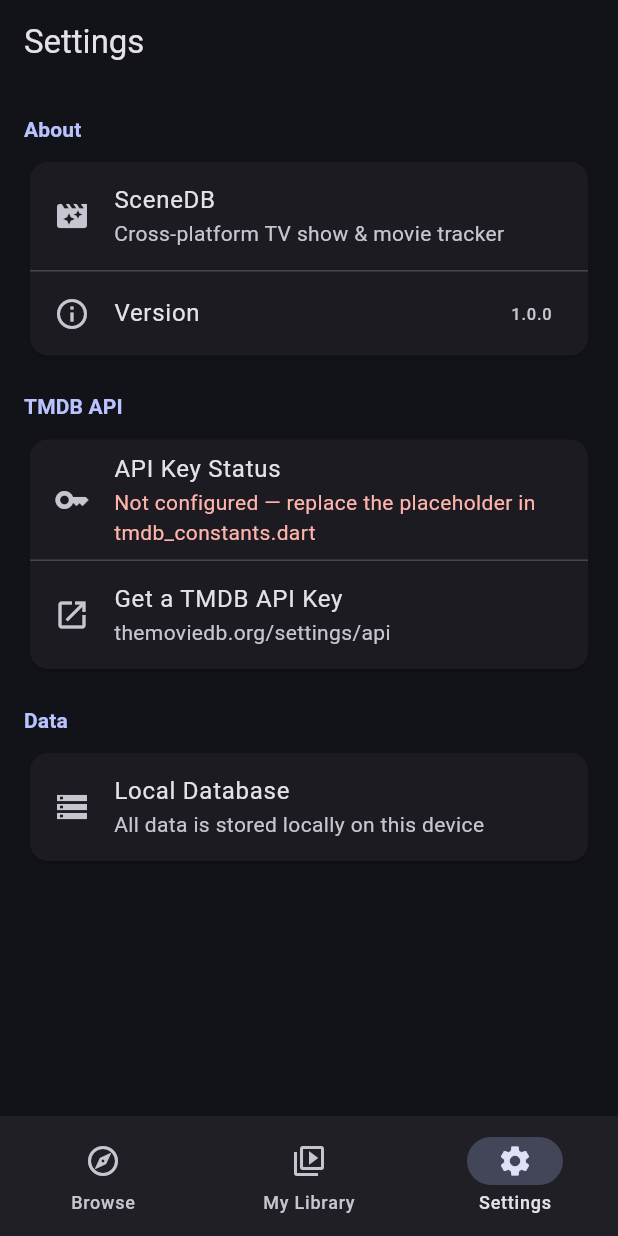
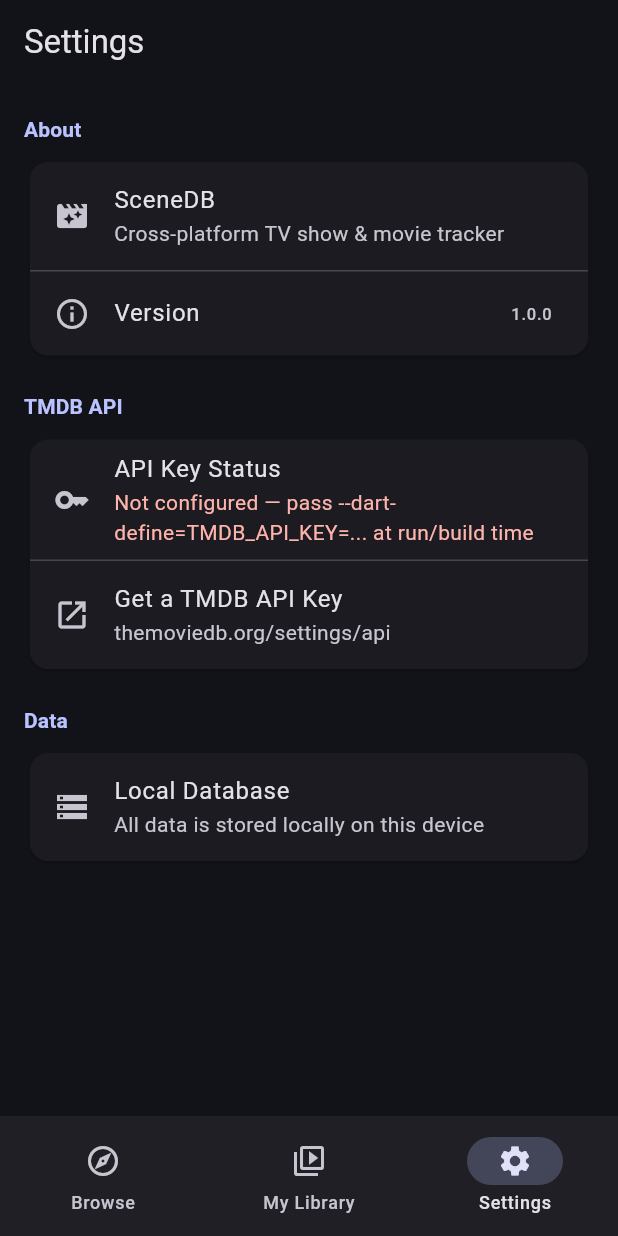
Before and after one commit to murphp55/SceneDB, a Flutter app: the SettingsScreen screen opened by its route, on a phone screen of 412 x 824 dp. Run offline on Flutter 3.47's test engine with Material 3 defaults, Android fonts, the phone set to English and light mode, and no system bars; our stand-ins replace cached_network_image, dio, drift, drift_flutter, flutter_riverpod, go_router and 1 more; accounts and stored records are empty; generated files the repository leaves out were written again; network calls fail.

Commit message:
Load TMDB API key from --dart-define instead of hardcoded placeholder
Switches TmdbConfig.apiKey to String.fromEnvironment('TMDB_API_KEY') so the
key is supplied at run/build time and never committed. Adds a hasApiKey
getter and updates the Settings screen, README, and AGENTS.md to document
the --dart-define flow. README's "Current Status" and roadmap are rewritten
to reflect the real punch list (debounce and episode tracking were already
working end-to-end; remaining work is error handling, genre hydration,
url_launcher, theme toggle, small bugs, and tests).

Co-Authored-By: Claude Opus 4.7 (1M context) <noreply@anthropic.com>

```diff
--- a/lib/constants/tmdb_constants.dart
+++ b/lib/constants/tmdb_constants.dart
@@ -1,11 +1,20 @@
 /// TMDB API configuration.
-/// Replace [apiKey] with your actual TMDB API key from https://www.themoviedb.org/settings/api
+///
+/// The API key is supplied at build/run time via `--dart-define`, so it is
+/// never committed to source control. For example:
+///
+///     flutter run --dart-define=TMDB_API_KEY=your_key_here
+///     flutter build apk --dart-define=TMDB_API_KEY=your_key_here
+///
+/// Get a free key at https://www.themoviedb.org/settings/api
 class TmdbConfig {
   TmdbConfig._();
 
-  // TODO: Replace this placeholder with your real TMDB API key.
-  // Sign up at https://www.themoviedb.org/settings/api to get one for free.
-  static const String apiKey = 'YOUR_TMDB_API_KEY';
+  /// Populated from `--dart-define=TMDB_API_KEY=...`. Empty string if not set.
+  static const String apiKey = String.fromEnvironment('TMDB_API_KEY');
+
+  /// Whether a TMDB API key has been supplied via `--dart-define`.
+  static bool get hasApiKey => apiKey.isNotEmpty;
 
   static const String baseUrl = 'https://api.themoviedb.org/3';
   static const String imageBaseUrl = 'https://image.tmdb.org/t/p/w500';
--- a/lib/screens/settings/settings_screen.dart
+++ b/lib/screens/settings/settings_screen.dart
@@ -40,13 +40,13 @@ class SettingsScreen extends StatelessWidget {
                   leading: const Icon(Icons.key_outlined),
                   title: const Text('API Key Status'),
                   subtitle: Text(
-                    TmdbConfig.apiKey == 'YOUR_TMDB_API_KEY'
-                        ? 'Not configured — replace the placeholder in tmdb_constants.dart'
-                        : 'Configured',
+                    TmdbConfig.hasApiKey
+                        ? 'Configured'
+                        : 'Not configured — pass --dart-define=TMDB_API_KEY=... at run/build time',
                     style: TextStyle(
-                      color: TmdbConfig.apiKey == 'YOUR_TMDB_API_KEY'
-                          ? Theme.of(context).colorScheme.error
-                          : Colors.green,
+                      color: TmdbConfig.hasApiKey
+                          ? Colors.green
+                          : Theme.of(context).colorScheme.error,
                     ),
                   ),
                 ),
```
Also changed, not shown: 2 other files.
